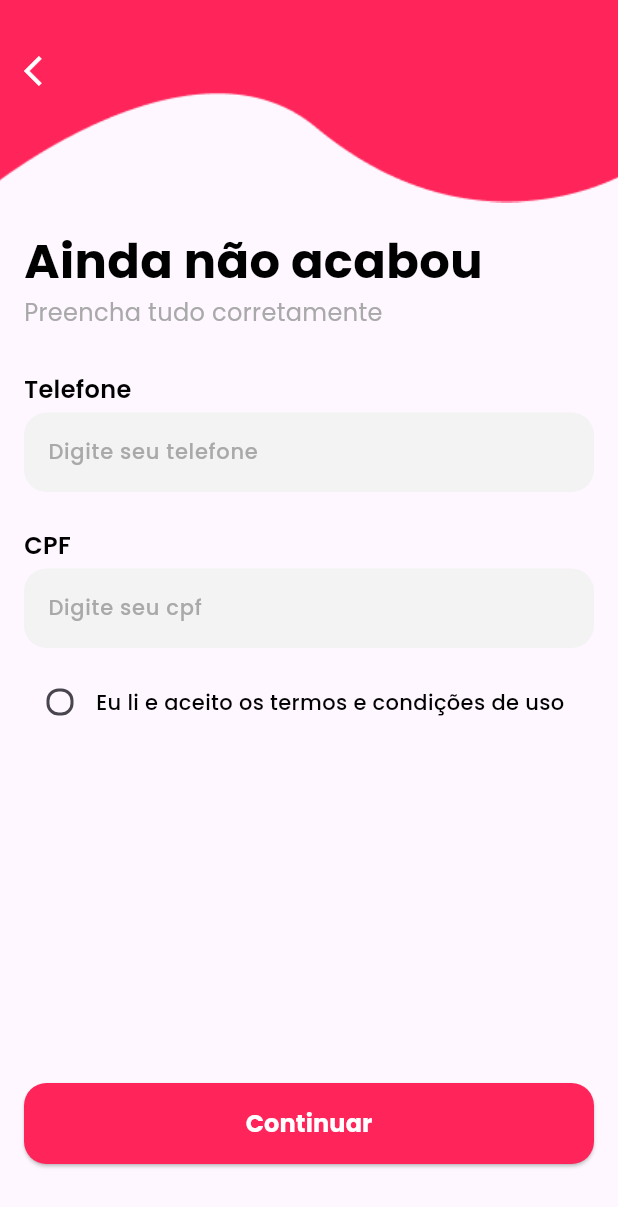
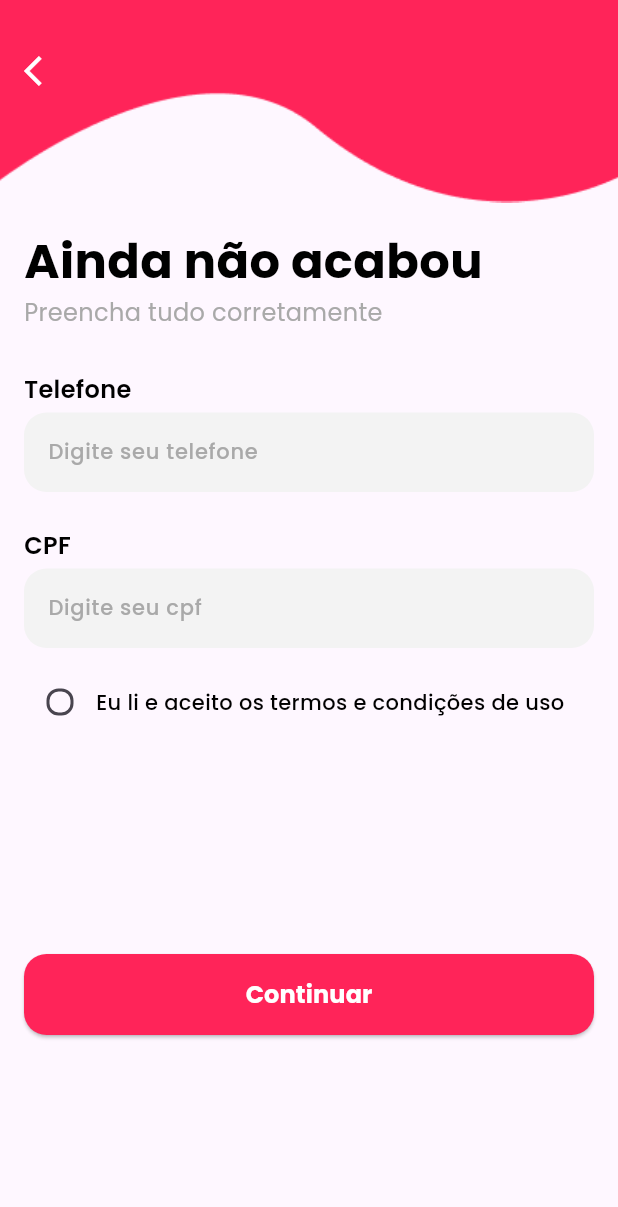
Before and after one commit to MJCantina/MJCantina-mobile-front-en, a Flutter app: the EndCadaster screen opened directly, on a phone screen of 412 x 824 dp. Shown: the top 1207 px of the screen. Run offline on Flutter 3.47's test engine with Material 3 defaults, Android fonts, the phone set to English and light mode, and no system bars; our stand-ins replace cloud_firestore, firebase_auth, firebase_core, flutter_secure_storage, flutter_svg, get and 1 more; accounts and stored records are empty.

Commit message:
commit - tentativa end cadaster / circular

```diff
--- a/lib/common/widgets/base_button/appbutton.dart
+++ b/lib/common/widgets/base_button/appbutton.dart
@@ -2,7 +2,7 @@ import 'package:cantina_senai/core/configs/theme/app_colors.dart';
 import 'package:cantina_senai/core/configs/theme/app_fonts.dart';
 import 'package:flutter/material.dart';
 
-class BasicAppButton extends StatelessWidget {
+class BasicAppButton extends StatefulWidget {
   final VoidCallback onPressed;
   final String title;
   final double ? height;
@@ -14,21 +14,27 @@ class BasicAppButton extends StatelessWidget {
   });
 
   @override
+  State<BasicAppButton> createState() => _BasicAppButtonState();
+}
+
+class _BasicAppButtonState extends State<BasicAppButton> {
+
+  @override
   Widget build(BuildContext context) {
     return Padding(
       padding: const EdgeInsets.all(16.0),
       child: ElevatedButton(
-        onPressed: onPressed,
+        onPressed: widget.onPressed,
         style: ElevatedButton.styleFrom(
-          minimumSize: Size.fromHeight(height ?? 54),
+          minimumSize: Size.fromHeight(widget.height ?? 54),
           backgroundColor: AppColors.primary,
           shape: RoundedRectangleBorder(borderRadius: BorderRadius.circular(15))
 
 
         ),
         child: Text(
-          title, style: AppFonts.buttonText,
-        )
+          widget.title, style: AppFonts.buttonText,
+        ),
       ),
     );
   }
--- a/lib/core/configs/auth_controller/auth_controller.dart
+++ b/lib/core/configs/auth_controller/auth_controller.dart
@@ -6,6 +6,8 @@ class AuthController extends GetxController {
   final email = TextEditingController();
   final pass = TextEditingController();
   final nameUser = TextEditingController();
+  final telefone = TextEditingController();
+  final cpf = TextEditingController();
 
   Future<void> login() async {
     try {
@@ -32,4 +34,13 @@ class AuthController extends GetxController {
     }
   }
 
+  Future<void> ctSend () async {
+    try {
+      await AuthService.to.salvarInformacoesAdicionais(cpf.text, telefone.text);
+      Get.snackbar('Sucesso', 'Dados salvos com sucesso', backgroundColor: Colors.green);
+    } catch (e) {
+      Get.snackbar('Erro', e.toString(), backgroundColor: Colors.red);
+    }
+  }
+
 }
--- a/lib/presentation/end_cadaster/endcadaster.dart
+++ b/lib/presentation/end_cadaster/endcadaster.dart
@@ -1,10 +1,12 @@
 import 'package:cantina_senai/common/widgets/appbar/basicappbar.dart';
 import 'package:cantina_senai/common/widgets/base_button/appbutton.dart';
 import 'package:cantina_senai/common/widgets/inputs/inputfield.dart';
+import 'package:cantina_senai/core/configs/auth_controller/auth_controller.dart';
 import 'package:cantina_senai/core/configs/theme/app_colors.dart';
 import 'package:cantina_senai/core/configs/theme/app_fonts.dart';
 import 'package:cantina_senai/presentation/autentica%C3%A7%C3%A3o/login/signin.dart';
 import 'package:flutter/material.dart';
+import 'package:get/get.dart';
 
 class EndCadaster extends StatefulWidget {
   const EndCadaster({super.key});
@@ -15,16 +17,21 @@ class EndCadaster extends StatefulWidget {
 
 class _EndCadasterState extends State<EndCadaster> {
 
-  final TextEditingController _telefone = TextEditingController();
-  final TextEditingController _cpf = TextEditingController();
+
   bool? value = false;
+  final _key = GlobalKey<FormState>();
+  final controller = Get.put(AuthController());
 
   @override
   Widget build(BuildContext context) {
     return Scaffold(
       appBar: const AppBarArrow(),
-      body: Padding(
+      resizeToAvoidBottomInset: true,
+      body: SingleChildScrollView(
+        child: Padding(
           padding: const EdgeInsets.only(top: 16.0),
+          child: Form(
+            key: _key,
             child: Column(
               mainAxisAlignment: MainAxisAlignment.spaceBetween,
               children: [
@@ -50,7 +57,7 @@ class _EndCadasterState extends State<EndCadaster> {
                     ),
                     InputField(name: 'Telefone',
                     title: 'Digite seu telefone',
-                campo: _telefone,
+                    campo: controller.telefone,
                     validator: (value) {
                       if (value == null || value.isEmpty) {
                         return 'Por favor, insira seu telefone';
@@ -64,7 +71,7 @@ class _EndCadasterState extends State<EndCadaster> {
                     ),
                     InputField(name: 'CPF',
                     title: 'Digite seu cpf',
-                campo: _cpf,
+                    campo: controller.cpf,
                     validator: (value){
                       if (value == null || value.isEmpty) {
                         return 'Por favor, insira seu CPF';
@@ -95,18 +102,20 @@ class _EndCadasterState extends State<EndCadaster> {
                   ],
                 ),
                 Padding(
-              padding: const EdgeInsets.only(bottom: 32),
+                  padding: const EdgeInsets.only(top: 128),
                   child: Column(
                     children: [
                       BasicAppButton(onPressed: () {
-                    Navigator.of(context).push(MaterialPageRoute(builder: (BuildContext context)=> const SignInPage()));
+                        if (_key.currentState!.validate()) {
+                          controller.ctSend();
+                        }
                       }, title: 'Continuar'),
                     ],
                   ),
                 ),
-
-
               ],
+            ),
+          ),
         ),
       ),
     );
--- a/lib/presentation/main_pages/home/home.dart
+++ b/lib/presentation/main_pages/home/home.dart
@@ -1,8 +1,12 @@
+import 'package:cantina_senai/common/widgets/appbar/appbar.dart';
 import 'package:cantina_senai/common/widgets/appbar/homebar.dart';
+import 'package:cantina_senai/common/widgets/base_button/appbutton.dart';
 import 'package:cantina_senai/common/widgets/bottom_bar/bottombar.dart';
 import 'package:cantina_senai/core/configs/theme/app_colors.dart';
 import 'package:cantina_senai/data/models/services/auth_services.dart';
+import 'package:cantina_senai/presentation/end_cadaster/endcadaster.dart';
 import 'package:flutter/material.dart';
+import 'package:get/get.dart';
 import 'package:google_fonts/google_fonts.dart';
 
 class HomePage extends StatefulWidget {
@@ -29,7 +33,6 @@ class _HomePageState extends State<HomePage> {
               style: GoogleFonts.poppins(fontSize: 20, color: AppColors.black, fontWeight: FontWeight.w600),
             ),
           ),
-
         ],
       ),
       bottomNavigationBar: const Bottombar(),
```
Also changed, not shown: lib/data/models/services/auth_services.dart (+45 -0 lines), lib/presentation/autenticação/cadastro/signup.dart (+10 -10 lines), 1 other file. Lines whose indentation alone changed are shown as unchanged.
